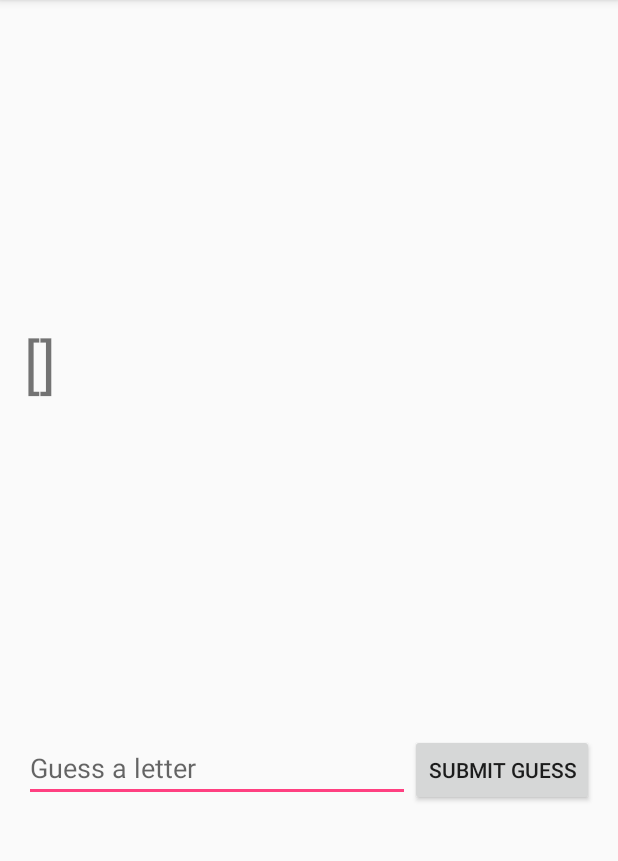
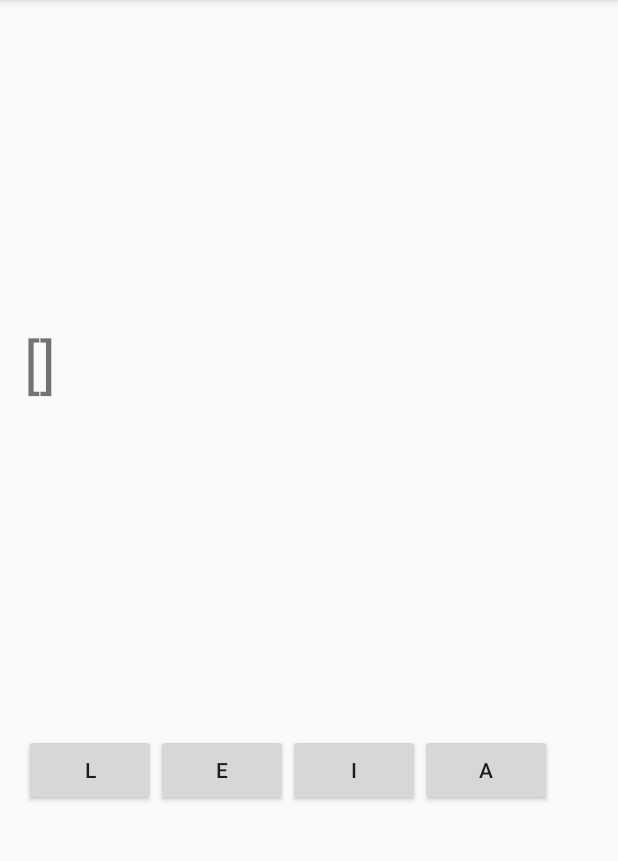
Before and after one commit to Dryopteris/Hangman, an Android app: the screen it shows after launch (HangmanActivity), after a tap on "START GAME", on a phone screen of 412 x 824 dp, the part 84-945 px from its top. Run offline under Robolectric (Android 15) with nearby library versions, the phone set to English and light mode, and no system bars.

Commit message:
Added individual guess buttons. Resolved build errors

```diff
--- a/app/src/main/res/layout/activity_hangman.xml
+++ b/app/src/main/res/layout/activity_hangman.xml
@@ -28,19 +28,39 @@
         android:paddingTop="220dp"
         android:orientation="horizontal">
 
-        <EditText
-            android:id="@+id/guess"
-            android:layout_width="match_parent"
-            android:layout_height="wrap_content"
-            android:layout_weight="1"
-            android:hint="@string/guess_hint" />
 
         <Button
-            android:id="@+id/button_guess"
+            android:id="@+id/button_l"
             android:layout_width="wrap_content"
             android:layout_height="wrap_content"
             android:onClick="submitGuess"
-            android:text="@string/button_guess" />
+            android:width="10dp"
+            android:text="L" />
+
+        <Button
+            android:id="@+id/button_e"
+            android:layout_width="wrap_content"
+            android:layout_height="wrap_content"
+            android:onClick="submitGuess"
+            android:width="10dp"
+            android:text="E" />
+
+        <Button
+            android:id="@+id/button_i"
+            android:layout_width="wrap_content"
+            android:layout_height="wrap_content"
+            android:onClick="submitGuess"
+            android:width="10dp"
+            android:text="I" />
+
+        <Button
+            android:id="@+id/button_a"
+            android:layout_width="wrap_content"
+            android:layout_height="wrap_content"
+            android:onClick="submitGuess"
+            android:width="10dp"
+            android:text="A" />
+
     </LinearLayout>
 
 </LinearLayout>
--- a/app/src/main/res/values/styles.xml
+++ b/app/src/main/res/values/styles.xml
@@ -6,6 +6,7 @@
         <item name="colorPrimary">@color/colorPrimary</item>
         <item name="colorPrimaryDark">@color/colorPrimaryDark</item>
         <item name="colorAccent">@color/colorAccent</item>
+
     </style>
 
 </resources>
--- a/build.gradle
+++ b/build.gradle
@@ -5,7 +5,7 @@ buildscript {
         jcenter()
     }
     dependencies {
-        classpath 'com.android.tools.build:gradle:2.2.3'
+        classpath 'com.android.tools.build:gradle:2.1.2'
 
         // NOTE: Do not place your application dependencies here; they belong
         // in the individual module build.gradle files
```
